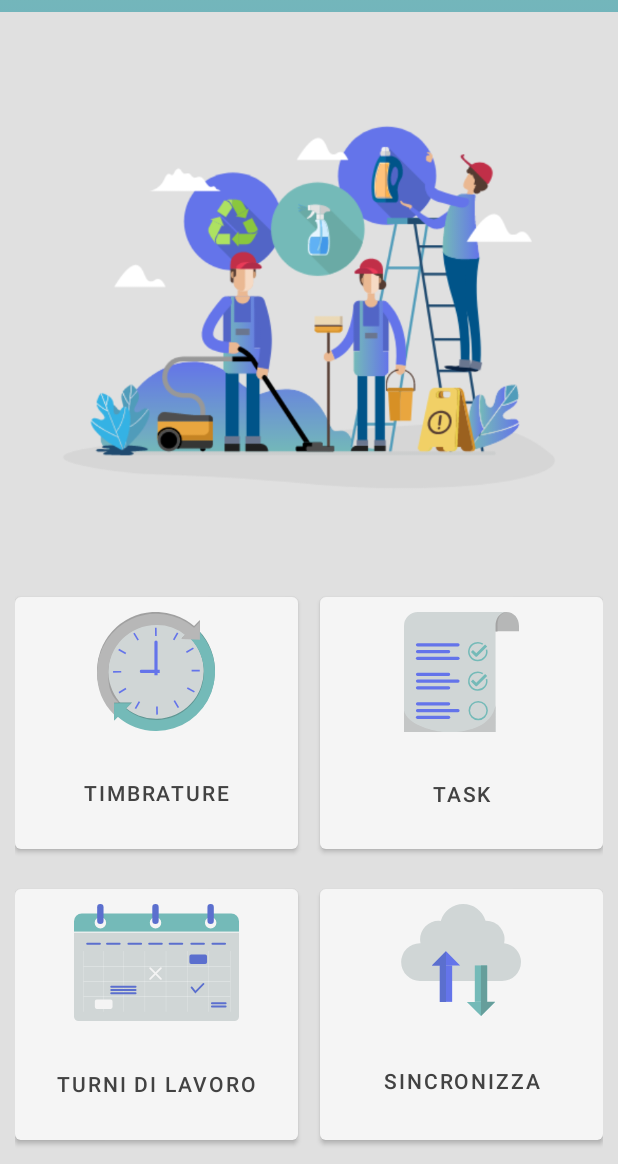
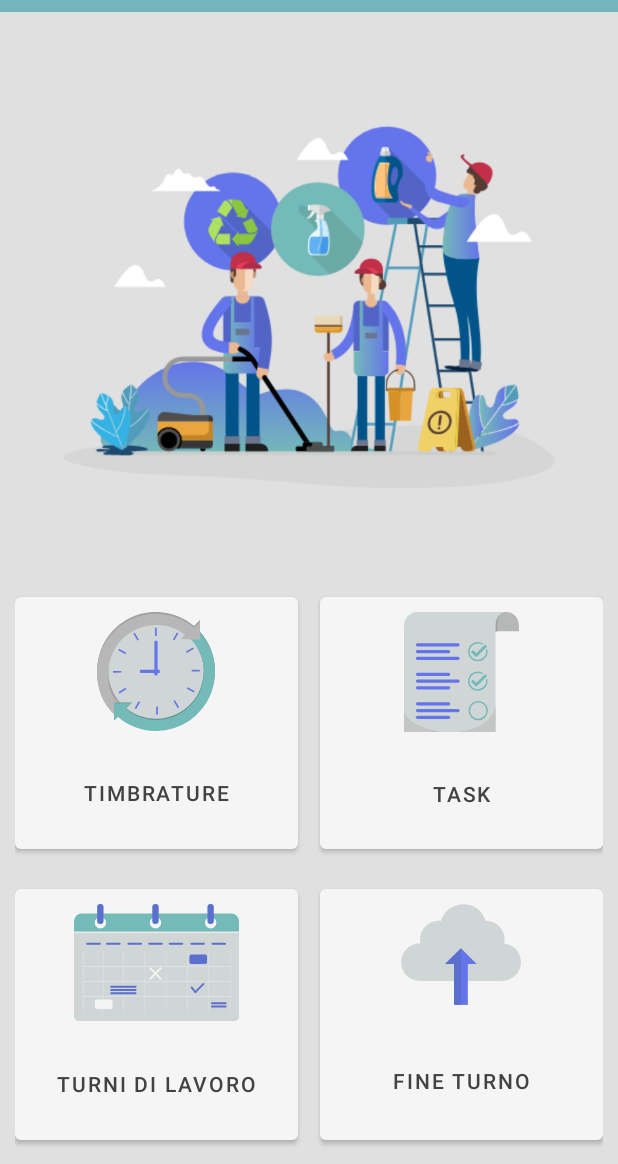
Before and after one commit to SoMi-IT/iClean, an Android app: the WorkActivity screen opened directly, with no data from a screen before it, on a phone screen of 412 x 824 dp, the part 72-1236 px from its top. Run offline under Robolectric (Android 15) with nearby library versions, the phone set to English and light mode, and no system bars; 2 statements that could not run were skipped.

Commit message:
Icona sync aggiornata

```diff
--- a/app/src/main/java/mindthehead/iclean/auth/AuthFragment.java
+++ b/app/src/main/java/mindthehead/iclean/auth/AuthFragment.java
@@ -65,9 +65,11 @@ public class AuthFragment extends Fragment implements View.OnClickListener, Opti
 
             if (!DataManager.areDataSynced(getActivity())) {
 
-                OptionDialog optionDialog = new OptionDialog(getActivity(), "Esistono già dei dati salvati ma non ancora sincronizzati. \n Vuoi eliminarli e scaricarne di nuovi o continuare con i dati esistenti?", "Sovrascrivi", "Mantieni");
+                /*OptionDialog optionDialog = new OptionDialog(getActivity(), "Esistono già dei dati salvati ma non ancora sincronizzati. \n Vuoi eliminarli e scaricarne di nuovi o continuare con i dati esistenti?", "Sovrascrivi", "Mantieni");
                 optionDialog.setListener(this);
-                optionDialog.show();
+                optionDialog.show();*/
+
+                listener.onAuthStartRequested(false, username, psw);
 
             }else {
                 toggleAuthButton(false);
--- a/app/src/main/java/mindthehead/iclean/work/WorkActivity.java
+++ b/app/src/main/java/mindthehead/iclean/work/WorkActivity.java
@@ -145,7 +145,7 @@ public class WorkActivity extends AppCompatActivity implements HomeListener, Ima
             updateTopBar("Turni di lavoro", "Visualizza i turni di lavoro, \n i piani e la mappa delle stazioni", R.drawable.icon_schedules);
 
         } else if(type == TYPE_SYNC){
-            updateTopBar("Sincronizza", "Sincronicca i dati inseriti", R.drawable.icon_sync);
+            updateTopBar("Fine turno", "Carica i dati inseriti", R.drawable.icon_sync);
 
         } else  if(type == TYPE_SETTINGS){
             updateTopBar("IMPOSTAZIONI", "", R.drawable.ic_user);
--- a/app/src/main/res/drawable/icon_sync.xml
+++ b/app/src/main/res/drawable/icon_sync.xml
@@ -1,35 +1,22 @@
 <vector xmlns:android="http://schemas.android.com/apk/res/android"
-    android:width="79.892dp"
-    android:height="74.408dp"
-    android:viewportWidth="79.892"
-    android:viewportHeight="74.408">
+    android:width="79.9dp"
+    android:height="74.4dp"
+    android:viewportWidth="79.9"
+    android:viewportHeight="74.4">
   <group>
     <clip-path
-        android:pathData="M0,0H79.892V51.132H0Z"/>
+        android:pathData="M0,0.008h79.9v51.1h-79.9z"/>
     <path
-        android:pathData="M79.892,38.591A12.577,12.577 0,0 1,67.351 51.132H12.541a12.545,12.545 0,0 1,0 -25.089h0.454a12.161,12.161 0,0 1,-0.288 -2.63A12.292,12.292 0,0 1,25 11.126a11.769,11.769 0,0 1,1.461 0.087,15.554 15.554,0 0,1 29.848,-0.08c0.114,-0.007 0.227,-0.007 0.341,-0.007A12.286,12.286 0,0 1,68.646 26.11,12.571 12.571,0 0,1 79.892,38.591"
-        android:fillColor="#d0d6d6"/>
+        android:pathData="M79.9,38.608c0,6.9 -5.6,12.5 -12.5,12.5L12.5,51.108C5.6,51.108 0,45.408 0.1,38.508c0.1,-6.8 5.6,-12.4 12.4,-12.4L13,26.108c-0.2,-0.9 -0.3,-1.7 -0.3,-2.6c0,-6.8 5.5,-12.3 12.3,-12.3c0.5,0 1,0 1.5,0.1c2.4,-8.2 11,-13 19.3,-10.6c5.1,1.5 9.1,5.4 10.6,10.5c0.1,0 0.2,0 0.3,0c6.8,0 12.3,5.5 12.3,12.3c0,0.9 -0.1,1.8 -0.3,2.7C75,26.808 79.9,32.208 79.9,38.608"
+        android:fillColor="#D0D6D6"/>
   </group>
   <path
-      android:pathData="M39.359,40.82L20.59,40.82L29.955,31.456 29.974,31.436Z"
-      android:fillColor="#6474ea"/>
-  <group>
-    <clip-path
-        android:pathData="M0,74.408H79.892V0H0Z"/>
-    <path
-        android:pathData="M25.856,65.02L34.056,65.02L34.056,40.82L25.856,40.82Z"
-        android:fillColor="#6474ea"/>
-    <path
-        android:pathData="M29.954,31.456L29.954,65.024h-4.1L25.854,40.82L20.59,40.82Z"
-        android:fillColor="#5b6fce"/>
-    <path
-        android:pathData="M62.639,65.024 L53.254,74.408 43.87,65.024Z"
-        android:fillColor="#74bab8"/>
-    <path
-        android:pathData="M49.136,65.02L57.346,65.02L57.346,40.82L49.136,40.82Z"
-        android:fillColor="#74bab8"/>
-    <path
-        android:pathData="M62.639,65.02 L53.254,74.408L53.254,40.82L57.346,40.82L57.346,65.02Z"
-        android:fillColor="#669e9b"/>
-  </group>
+      android:pathData="M50.4,39.9h-21l10.5,-10.5l0,0L50.4,39.9z"
+      android:fillColor="#6474EA"/>
+  <path
+      android:pathData="M35.3,67h9.2V39.9h-9.2V67z"
+      android:fillColor="#6474EA"/>
+  <path
+      android:pathData="M39.9,29.5V67h-4.6V39.9h-5.9L39.9,29.5z"
+      android:fillColor="#5B6FCE"/>
 </vector>
--- a/app/src/main/res/layout/fragment_home.xml
+++ b/app/src/main/res/layout/fragment_home.xml
@@ -48,7 +48,7 @@
                     android:layout_marginStart="7sp"
                     android:paddingTop="10sp"
                     android:drawableTop="@drawable/icon_sync"
-                    android:text="Sincronizza"
+                    android:text="FINE TURNO"
                     app:layout_constraintTop_toBottomOf="@id/b_home_task"
                     app:layout_constraintBottom_toBottomOf="parent"
                     app:layout_constraintStart_toEndOf="@id/b_home_schedules"
--- a/app/src/main/res/layout/fragment_sync.xml
+++ b/app/src/main/res/layout/fragment_sync.xml
@@ -36,7 +36,7 @@
         android:layout_margin="8sp"
         android:padding="10sp"
         android:drawableTop="@drawable/icon_sync_action"
-        android:text="SINCRONIZZA"/>
+        android:text="Carica dati"/>
 
 
 </LinearLayout>
```
